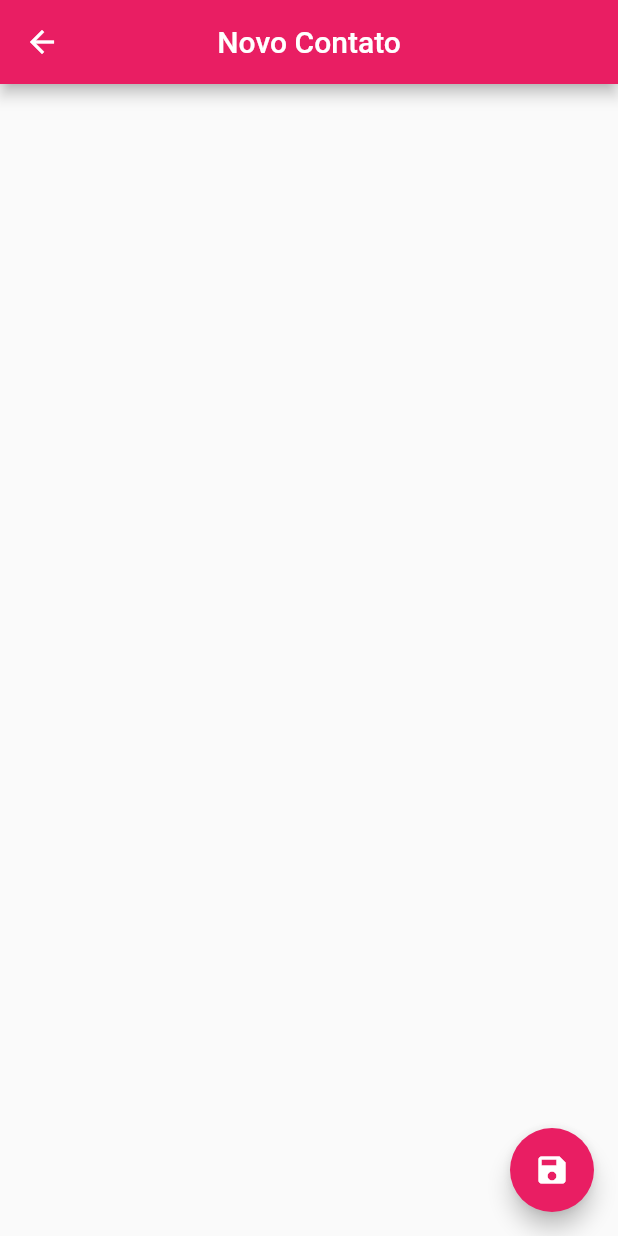
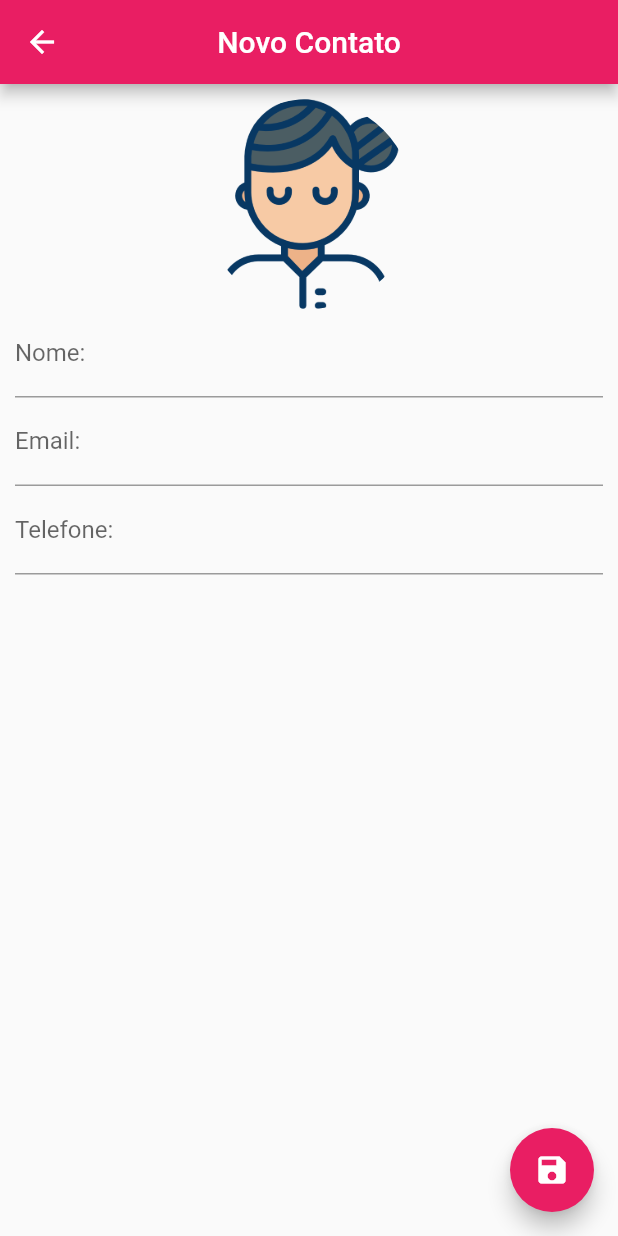
Before and after one commit to rebecabmfonseca/agenda_contatos, a Flutter app: the ContatoPage screen opened directly, on a phone screen of 412 x 824 dp. Run offline on Flutter 3.47's test engine with Material 2 defaults, Android fonts, the light colour scheme and no system bars; our stand-ins replace sqflite; accounts and stored records are empty.

Commit message:
+ Edição e Salvando Contato

```diff
--- a/lib/view/contato_page.dart
+++ b/lib/view/contato_page.dart
@@ -1,3 +1,5 @@
+import 'dart:io';
+
 import 'package:agenda_contatos/class/contato.dart';
 import 'package:flutter/material.dart';
 
@@ -13,6 +15,12 @@ class ContatoPage extends StatefulWidget {
 
 class _ContatoPageState extends State<ContatoPage> {
 
+  final _nomeControle = TextEditingController();
+  final _emailControle = TextEditingController();
+  final _telControle = TextEditingController();
+
+  bool _usuarioEditou = false;
+  final nomeFoco =FocusNode();
   Contato _editandoContato;
 
   @override
@@ -22,6 +30,10 @@ class _ContatoPageState extends State<ContatoPage> {
       _editandoContato = Contato();
     }else{
       _editandoContato = Contato.doMap(widget.contato.paraMap());
+      _nomeControle.text =_editandoContato.nome;
+      _emailControle.text =_editandoContato.email;
+      _telControle.text =_editandoContato.telefone;
+
     }
   }
 
@@ -34,9 +46,71 @@ class _ContatoPageState extends State<ContatoPage> {
         centerTitle: true,
       ),
       floatingActionButton: FloatingActionButton(
-        onPressed: () {},
+        onPressed: () {
+          if( _editandoContato.nome != null && _editandoContato.nome.isNotEmpty ){
+            Navigator.pop(context, _editandoContato);
+          } else {
+            FocusScope.of(context).requestFocus(nomeFoco);
+          }
+        },
         child: Icon( Icons.save),
         backgroundColor: Colors.pink,
+      ),
+      body: SingleChildScrollView(
+        padding: EdgeInsets.all(10.0),
+        child: Column(
+          children: <Widget>[
+            GestureDetector(
+              child: Container(
+                width: 140.0,
+                height: 140.0,
+                decoration: BoxDecoration(
+                  shape: BoxShape.circle,
+                  image: DecorationImage(
+                    image: _editandoContato.imagem != null ?
+                    FileImage(File(_editandoContato.imagem)) :
+                    AssetImage("imagens/pessoa.png")
+                  )
+                ),
+              ),
+            ),
+            TextField(
+              controller: _nomeControle,
+              focusNode: nomeFoco,
+              decoration: InputDecoration(
+                labelText: "Nome:",
+              ),
+              onChanged: (texto){
+                _usuarioEditou = true;
+                setState(() {
+                  _editandoContato.nome = texto;
+                });
+              },
+            ),
+             TextField(
+               controller: _emailControle,
+              decoration: InputDecoration(
+                labelText: "Email:",
+              ),
+              onChanged: (texto){
+                _usuarioEditou = true;
+                _editandoContato.email = texto;
+              },
+              keyboardType: TextInputType.emailAddress,
+            ),
+            TextField(
+              controller: _telControle,
+              decoration: InputDecoration(
+                labelText: "Telefone:",
+              ),
+              onChanged: (texto){
+                _usuarioEditou = true;
+                _editandoContato.telefone = texto;
+              },
+              keyboardType: TextInputType.phone,
+            )
+          ],
+        ),
       ),
     );
   }
```
Also changed, not shown: lib/view/contato.dart (deleted, +0 -134 lines), lib/view/home_page.dart (+32 -6 lines).
